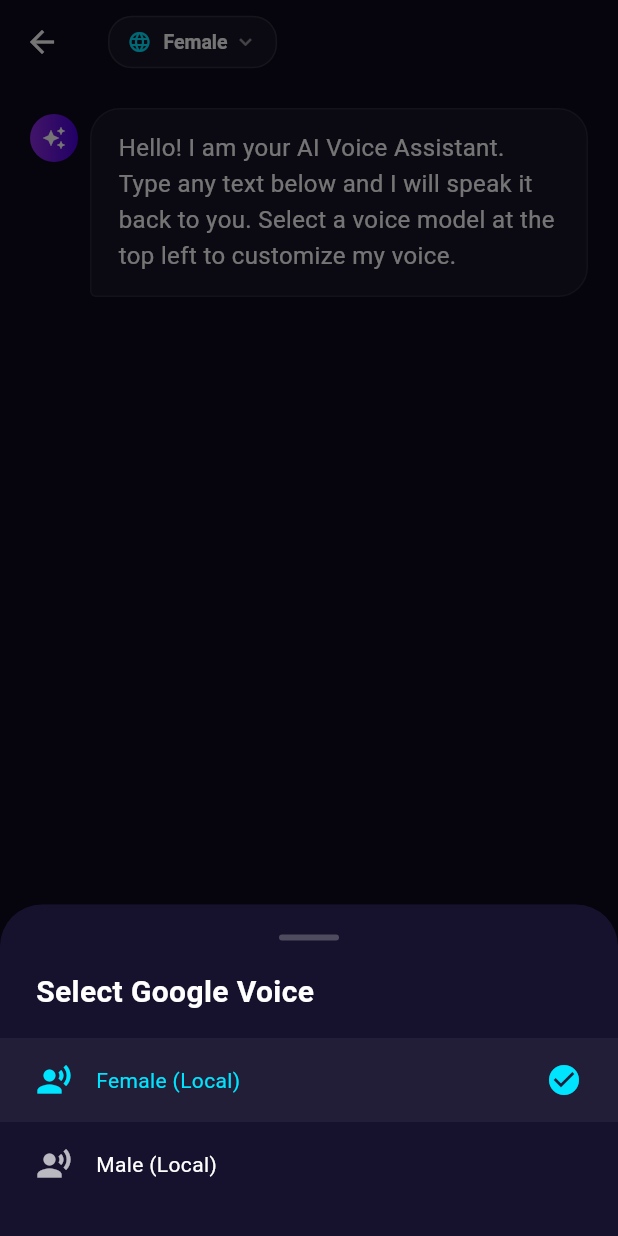
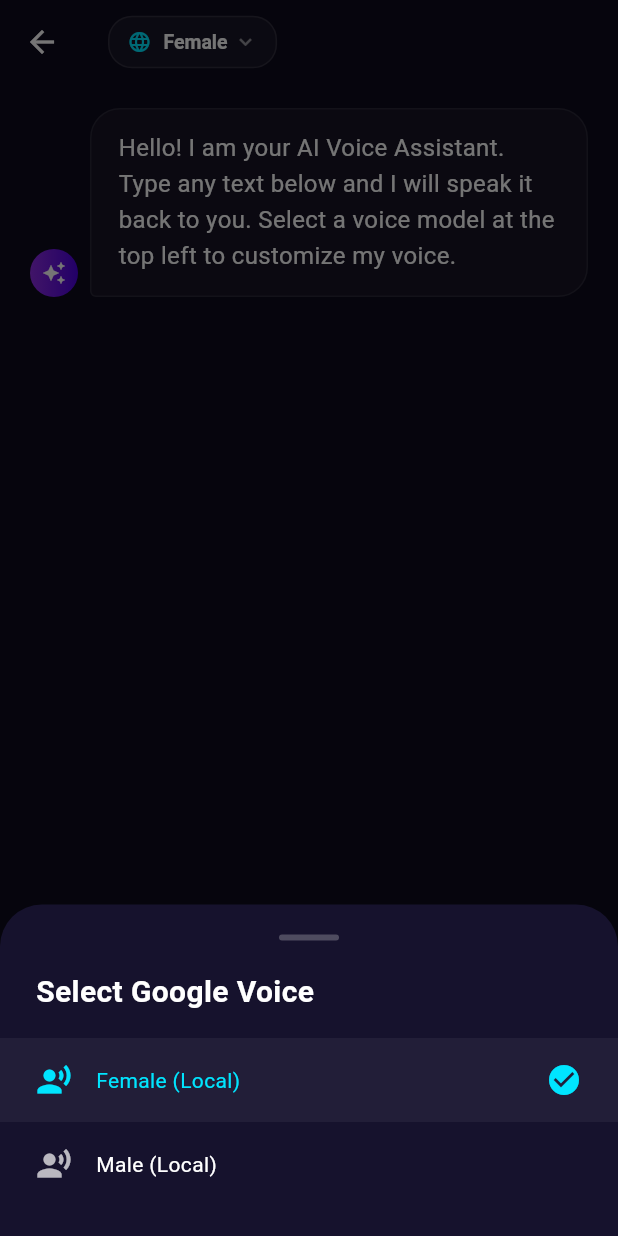
Before and after one commit to CosmosByME/ai_voice_chat, a Flutter app: the ChatScreenView screen opened directly, after a tap on "Female", on a phone screen of 412 x 824 dp. Run offline on Flutter 3.47's test engine with Material 3 defaults, Android fonts, the light colour scheme and no system bars; our stand-ins replace bloc, device_info_plus, firebase_ai, firebase_core, flutter_bloc, flutter_tts and 4 more; missing offline and left inert: flutter_onnxruntime; accounts and stored records are empty.

Commit message:
implemented chat

```diff
--- a/lib/features/text_to_speech/presentation/view/widgets/chat_message_bubble.dart
+++ b/lib/features/text_to_speech/presentation/view/widgets/chat_message_bubble.dart
@@ -4,24 +4,39 @@ class ChatMessage {
   final String text;
   final bool isUser;
   final DateTime timestamp;
-  ChatMessage({required this.text, required this.isUser, required this.timestamp});
+  ChatMessage({
+    required this.text,
+    required this.isUser,
+    required this.timestamp,
+  });
 }
 
 class ChatMessageBubble extends StatelessWidget {
   final ChatMessage message;
   final bool showVoiceLabel;
-  const ChatMessageBubble({super.key, required this.message, this.showVoiceLabel = false});
+  const ChatMessageBubble({
+    super.key,
+    required this.message,
+    this.showVoiceLabel = false,
+  });
 
   @override
   Widget build(BuildContext context) {
     return Padding(
       padding: const EdgeInsets.only(bottom: 20.0),
       child: Row(
-        mainAxisAlignment: message.isUser ? MainAxisAlignment.end : MainAxisAlignment.start,
-        crossAxisAlignment: CrossAxisAlignment.start,
+        mainAxisAlignment: message.isUser
+            ? MainAxisAlignment.end
+            : MainAxisAlignment.start,
+        crossAxisAlignment: CrossAxisAlignment.end,
         children: [
           if (!message.isUser) const _AiAvatar(),
-          Flexible(child: _BubbleContent(message: message, showVoiceLabel: showVoiceLabel)),
+          Flexible(
+            child: _BubbleContent(
+              message: message,
+              showVoiceLabel: showVoiceLabel,
+            ),
+          ),
         ],
       ),
     );
@@ -32,7 +47,8 @@ class _AiAvatar extends StatelessWidget {
   const _AiAvatar();
   @override
   Widget build(BuildContext context) => Container(
-        width: 32, height: 32,
+    width: 32,
+    height: 32,
     margin: const EdgeInsets.only(right: 8, top: 4),
     decoration: const BoxDecoration(
       shape: BoxShape.circle,
@@ -55,8 +71,10 @@ class _BubbleContent extends StatelessWidget {
       decoration: BoxDecoration(
         gradient: message.isUser
             ? const LinearGradient(
-                begin: Alignment.topLeft, end: Alignment.bottomRight,
-                colors: [Color(0xFF6C63FF), Color(0xFF5346E2)])
+                begin: Alignment.topLeft,
+                end: Alignment.bottomRight,
+                colors: [Color(0xFF6C63FF), Color(0xFF5346E2)],
+              )
             : null,
         color: message.isUser ? null : Colors.white.withValues(alpha: 0.04),
         borderRadius: BorderRadius.only(
@@ -72,17 +90,10 @@ class _BubbleContent extends StatelessWidget {
       child: Column(
         crossAxisAlignment: CrossAxisAlignment.start,
         children: [
-          Text(message.text,
-              style: TextStyle(color: cs.onSurface, fontSize: 16, height: 1.5)),
-          if (showVoiceLabel && !message.isUser) ...[
-            const SizedBox(height: 8),
-            Row(mainAxisSize: MainAxisSize.min, children: [
-              Icon(Icons.volume_up, color: cs.onSurface.withValues(alpha: 0.38), size: 16),
-              const SizedBox(width: 6),
-              Text('Model Voice',
-                  style: TextStyle(color: cs.onSurface.withValues(alpha: 0.38), fontSize: 11)),
-            ]),
-          ],
+          Text(
+            message.text,
+            style: TextStyle(color: cs.onSurface, fontSize: 16, height: 1.5),
+          ),
         ],
       ),
     );
```
Also changed, not shown: lib/core/services/ai_service/ai_service.dart (+14 -12 lines), lib/features/text_to_speech/presentation/view/chat_screen.dart (+10 -0 lines), image.png (added). Lines whose indentation alone changed are shown as unchanged.
